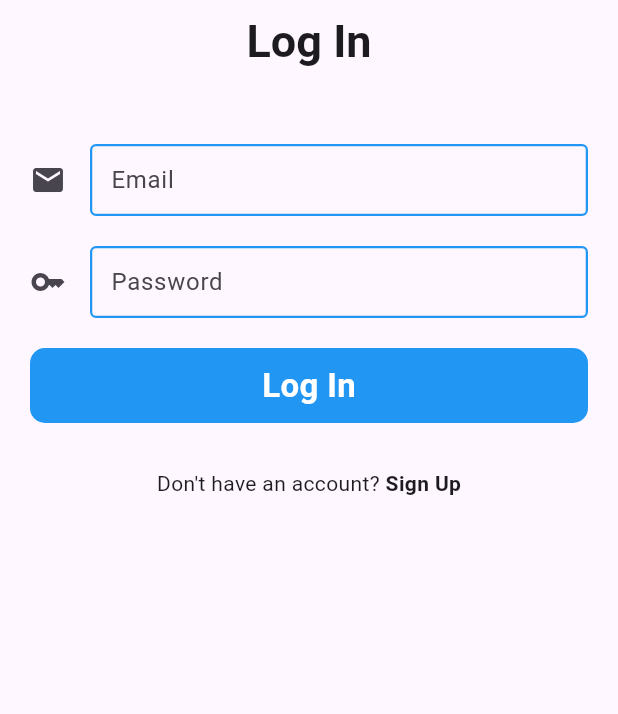
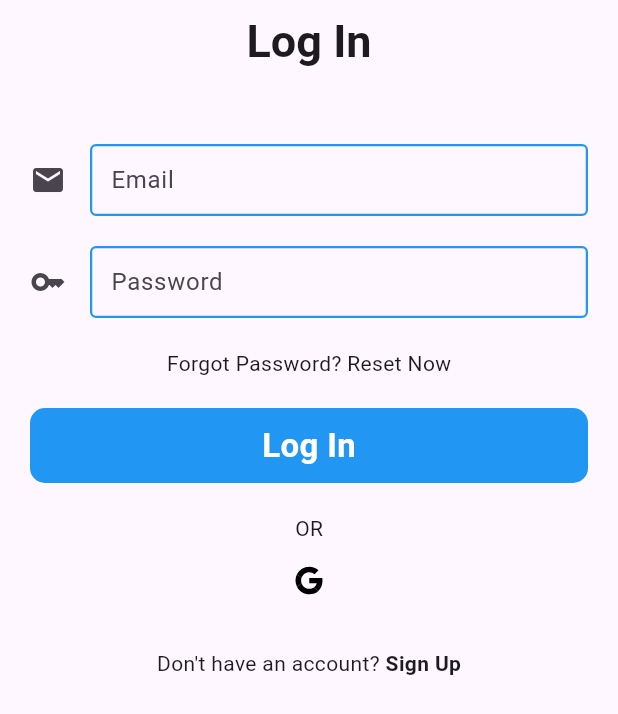
Before and after one commit to haadiyaa/firebase_usermanage, a Flutter app: the LoginPage screen opened directly, on a phone screen of 412 x 824 dp. Shown: the top 714 px of the screen. Run offline on Flutter 3.47's test engine with Material 3 defaults, Android fonts, the phone set to English and light mode, and no system bars; our stand-ins replace cloud_firestore, firebase_auth, firebase_core, flutter_svg, get, google_sign_in; accounts and stored records are empty; network calls fail.

Commit message:
google signin added

```diff
--- a/lib/controller/isSignedIn.dart
+++ b/lib/controller/isSignedIn.dart
@@ -10,7 +10,7 @@ class IsSignedIn extends GetWidget<AuthController> {
   @override
   Widget build(BuildContext context) {
     return Obx((){
-      return Get.find<AuthController>().user!=null?HomePage():LoginPage();
+      return (Get.find<AuthController>().user!=null)?LoginPage():HomePage();
     });
   }
 }
--- a/lib/view/screens/loginpage.dart
+++ b/lib/view/screens/loginpage.dart
@@ -1,6 +1,8 @@
 import 'package:firebasemain/controller/auth_controller.dart';
+import 'package:firebasemain/view/screens/forgotpassword.dart';
 import 'package:firebasemain/view/screens/signup_page.dart';
 import 'package:firebasemain/view/widgets/boxinputfield.dart';
+import 'package:firebasemain/view/widgets/googlesignin.dart';
 import 'package:flutter/material.dart';
 import 'package:get/get.dart';
 
@@ -8,9 +10,8 @@ class LoginPage extends GetWidget<AuthController> {
   LoginPage({super.key});
 
   // final ctrl = Get.put(AuthController());
-    final TextEditingController email=TextEditingController();
-    final TextEditingController pass=TextEditingController();
-
+  final TextEditingController email = TextEditingController();
+  final TextEditingController pass = TextEditingController();
 
   @override
   Widget build(BuildContext context) {
@@ -31,16 +32,9 @@ class LoginPage extends GetWidget<AuthController> {
         child: SingleChildScrollView(
           child: Column(
             children: [
-              // SizedBox(height: 20,),
-              // BoxInputField(
-              //   // controller: ctrl.signUsername,
-              //   placeholder: const Text("Username"),
-              //   icon: const Icon(Icons.person),
-              // ),
               const SizedBox(
                 height: 20,
               ),
-
               BoxInputField(
                 // controller: ctrl.loginEmail,
                 controller: email,
@@ -59,22 +53,25 @@ class LoginPage extends GetWidget<AuthController> {
               const SizedBox(
                 height: 20,
               ),
+              GestureDetector(
+                onTap: () {
+                  Get.to(() => ForgotPassword());
+                },
+                child: const Text("Forgot Password? Reset Now"),
+              ),
+              const SizedBox(
+                height: 20,
+              ),
               InkWell(
                 onTap: _login,
-                child:  Container(
+                child: Container(
                   alignment: Alignment.center,
                   height: 50,
                   decoration: BoxDecoration(
                     color: Colors.blue.shade500,
                     borderRadius: BorderRadius.circular(10),
                   ),
-                    child:
-                    // ctrl.loading.value
-                    //     ? const CircularProgressIndicator(
-                    //         color: Colors.white,
-                    //       )
-                    //     :
-                        const Text(
+                  child: const Text(
                     "Log In",
                     style: TextStyle(
                         color: Colors.white,
@@ -83,15 +80,25 @@ class LoginPage extends GetWidget<AuthController> {
                   ),
                 ),
               ),
-
+              const SizedBox(height: 20,),
+              const Row(
+                mainAxisAlignment: MainAxisAlignment.spaceEvenly,
+                children: [
+                  Divider(),
+                  Text("OR"),
+                  Divider(),
+                ],
+              ),
+              const SizedBox(height: 10,),
+              const GoogleSignIn(),
               const SizedBox(
                 height: 30,
               ),
               GestureDetector(
                 onTap: () {
-                  Get.offAll(()=>SignUpPage());
+                  Get.offAll(() => SignUpPage());
                 },
-                child: Row(
+                child: const Row(
                   mainAxisAlignment: MainAxisAlignment.center,
                   children: [
                     Text("Don't have an account? "),
@@ -101,7 +108,7 @@ class LoginPage extends GetWidget<AuthController> {
                     ),
                   ],
                 ),
-              )
+              ),
             ],
           ),
         ),
--- /dev/null
+++ b/lib/view/widgets/googlesignin.dart
@@ -0,0 +1,21 @@
+import 'package:firebasemain/controller/auth_controller.dart';
+import 'package:flutter/material.dart';
+import 'package:flutter_svg/flutter_svg.dart';
+import 'package:get/get.dart';
+class GoogleSignIn extends GetWidget<AuthController> {
+  const GoogleSignIn({super.key});
+
+  @override
+  Widget build(BuildContext context) {
+    return GestureDetector(
+      onTap: (){
+        controller.google_signIn();
+      },
+      child: Container(
+        width: 30,
+        height: 30,
+        child: SvgPicture.asset("assets/7123025_logo_google_g_icon.svg"),
+      ),
+    );
+  }
+}
--- a/pubspec.yaml
+++ b/pubspec.yaml
@@ -41,6 +41,7 @@ dependencies:
   cloud_firestore: ^4.15.4
   firebase_storage: ^11.6.5
   google_sign_in: ^6.2.1
+  flutter_svg: ^2.0.9
 
 dev_dependencies:
   flutter_test:
@@ -65,8 +66,8 @@ flutter:
   uses-material-design: true
 
   # To add assets to your application, add an assets section, like this:
-  # assets:
-  #   - images/a_dot_burr.jpeg
+  assets:
+    - assets/
   #   - images/a_dot_ham.jpeg
 
   # An image asset can refer to one or more resolution-specific "variants", see
```
Also changed, not shown: lib/controller/auth_controller.dart (+53 -0 lines), lib/view/screens/deleteaccount.dart (added, +91 -0 lines), lib/view/screens/forgotpassword.dart (added, +106 -0 lines), lib/view/screens/home_page.dart (+13 -0 lines), lib/view/screens/signup_page.dart (+5 -27 lines), assets/7123025_logo_google_g_icon.svg (added), pubspec.lock. Lines whose indentation alone changed are shown as unchanged.
